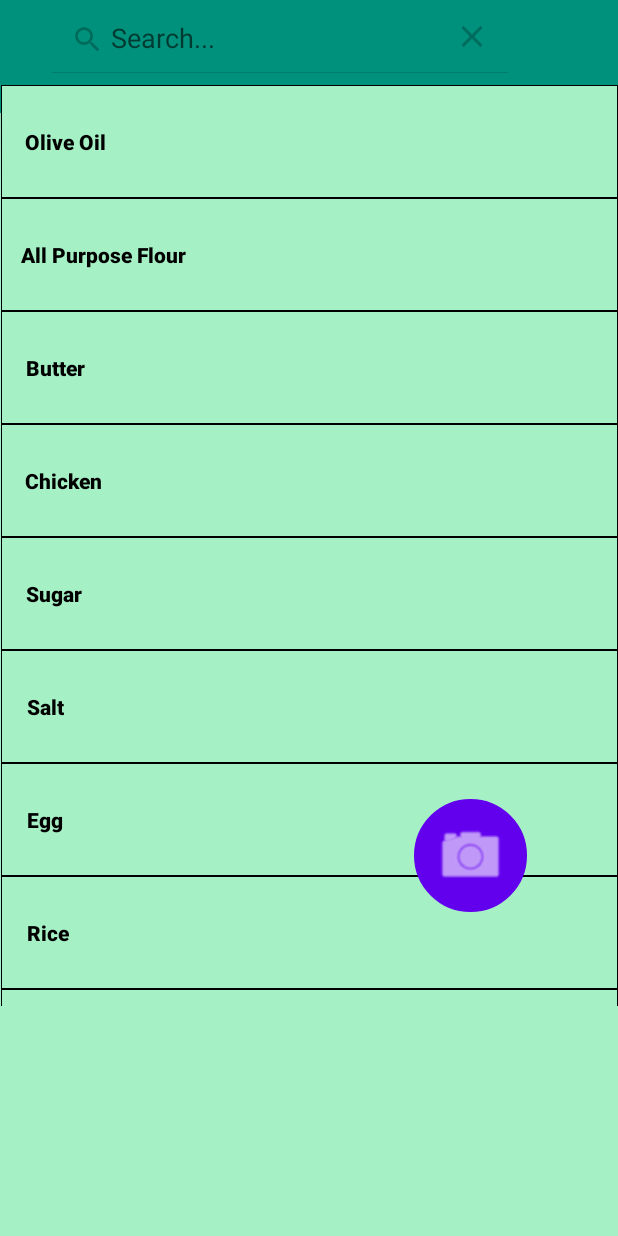
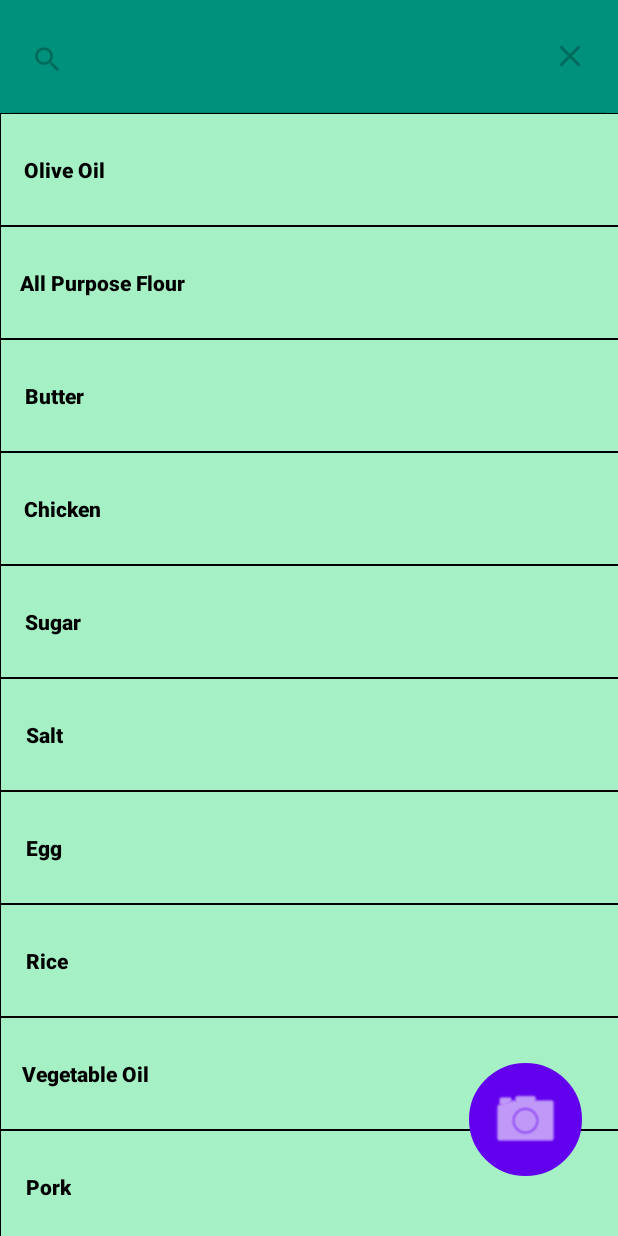
Before and after one commit to clipo124/ingredient-analyzer-app, an Android app: the screen it shows after launch (MainActivity), after a tap on "Search", on a phone screen of 412 x 824 dp. Run offline under Robolectric (Android 15) with nearby library versions, the phone set to English and light mode, and no system bars.

Commit message:
Changed constraints to fit app. Added search_ingredient SearchView directly to activity_main.xml.

```diff
--- a/app/src/main/res/layout/activity_camera.xml
+++ b/app/src/main/res/layout/activity_camera.xml
@@ -7,20 +7,14 @@
    android:layout_height="match_parent"
    tools:context=".MainActivity">
 
-   <androidx.camera.view.PreviewView
-       android:id="@+id/viewFinder"
-       android:layout_width="match_parent"
-       android:layout_height="match_parent" >
-
       <androidx.constraintlayout.widget.ConstraintLayout
           android:layout_width="match_parent"
           android:layout_height="match_parent">
-
          <Button
              android:id="@+id/image_capture_button"
              android:layout_width="75dp"
              android:layout_height="75dp"
-             android:elevation="2dp"
+             android:elevation="100dp"
              android:backgroundTint="@color/white"
              app:layout_constraintBottom_toBottomOf="parent"
              app:layout_constraintEnd_toEndOf="parent"
@@ -30,6 +24,11 @@
              app:layout_constraintVertical_bias="0.913" />
       </androidx.constraintlayout.widget.ConstraintLayout>
 
+   <androidx.camera.view.PreviewView
+       android:id="@+id/viewFinder"
+       android:layout_width="match_parent"
+       android:layout_height="match_parent" >
+
    </androidx.camera.view.PreviewView>
 
 </androidx.constraintlayout.widget.ConstraintLayout>
--- a/app/src/main/res/layout/activity_main.xml
+++ b/app/src/main/res/layout/activity_main.xml
@@ -2,69 +2,53 @@
 <androidx.constraintlayout.widget.ConstraintLayout xmlns:android="http://schemas.android.com/apk/res/android"
     xmlns:app="http://schemas.android.com/apk/res-auto"
     xmlns:tools="http://schemas.android.com/tools"
+    android:fitsSystemWindows="true"
     android:layout_width="match_parent"
     android:layout_height="match_parent"
-    android:background="@color/magic_mint"
+    android:background="@color/white"
     android:visibility="visible"
     tools:context=".MainActivity">
 
-    <include
-        android:id="@+id/toolbar"
-        layout="@layout/toolbar"
-        app:layout_constraintBottom_toBottomOf="parent"
+    <SearchView
+        android:id="@+id/search_ingredient"
+        android:layout_width="0dp"
+        android:layout_height="75dp"
+        android:background="@color/observatory"
+        android:visibility="visible"
+        app:layout_constraintBottom_toTopOf="@+id/ingredient_recycler"
         app:layout_constraintEnd_toEndOf="parent"
+        app:layout_constraintHorizontal_bias="0.0"
         app:layout_constraintStart_toStartOf="parent"
         app:layout_constraintTop_toTopOf="parent" />
 
     <androidx.recyclerview.widget.RecyclerView
         android:id="@+id/ingredient_recycler"
-        android:layout_width="411dp"
-        android:layout_height="614dp"
-        app:layout_constraintBottom_toTopOf="@+id/guideline2"
+        android:layout_width="413dp"
+        android:layout_height="0dp"
+        android:background="@color/white"
+        android:visibility="visible"
+        app:layout_constraintBottom_toBottomOf="parent"
         app:layout_constraintEnd_toEndOf="parent"
-        app:layout_constraintHorizontal_bias="1.0"
+        app:layout_constraintHorizontal_bias="0.0"
         app:layout_constraintStart_toStartOf="parent"
-        app:layout_constraintTop_toTopOf="@+id/guideline"
-        app:layout_constraintVertical_bias="0.0" />
+        app:layout_constraintTop_toBottomOf="@+id/search_ingredient" />
 
     <com.google.android.material.button.MaterialButton
         android:id="@+id/cameraButton"
         android:layout_width="75dp"
         android:layout_height="75dp"
+        android:layout_marginEnd="24dp"
+        android:layout_marginBottom="40dp"
         android:background="@drawable/button_round"
         android:backgroundTint="@color/mosque"
         android:clickable="true"
         android:contentDescription="@string/photo_button_description"
+        android:visibility="visible"
         app:icon="@android:drawable/ic_menu_camera"
         app:iconGravity="textStart"
         app:iconPadding="0dp"
         app:iconSize="50dp"
-        app:layout_constraintBottom_toTopOf="@+id/guideline2"
-        app:layout_constraintEnd_toEndOf="parent"
-        app:layout_constraintHorizontal_bias="0.541"
-        app:layout_constraintStart_toStartOf="@+id/guideline3"
-        app:layout_constraintTop_toTopOf="parent"
-        app:layout_constraintVertical_bias="0.895" />
-
-    <androidx.constraintlayout.widget.Guideline
-        android:id="@+id/guideline"
-        android:layout_width="wrap_content"
-        android:layout_height="wrap_content"
-        android:orientation="horizontal"
-        app:layout_constraintGuide_begin="57dp" />
-
-    <androidx.constraintlayout.widget.Guideline
-        android:id="@+id/guideline2"
-        android:layout_width="wrap_content"
-        android:layout_height="wrap_content"
-        android:orientation="horizontal"
-        app:layout_constraintGuide_begin="671dp" />
-
-    <androidx.constraintlayout.widget.Guideline
-        android:id="@+id/guideline3"
-        android:layout_width="wrap_content"
-        android:layout_height="wrap_content"
-        android:orientation="vertical"
-        app:layout_constraintGuide_begin="205dp" />
+        app:layout_constraintBottom_toBottomOf="parent"
+        app:layout_constraintEnd_toEndOf="parent" />
 
 </androidx.constraintlayout.widget.ConstraintLayout>
--- a/app/src/main/res/layout/search_view.xml
+++ /dev/null
@@ -1,19 +0,0 @@
-<?xml version="1.0" encoding="utf-8"?>
-<androidx.constraintlayout.widget.ConstraintLayout xmlns:android="http://schemas.android.com/apk/res/android"
-    xmlns:app="http://schemas.android.com/apk/res-auto"
-    android:layout_width="match_parent"
-    android:layout_height="match_parent">
-
-    <SearchView
-        android:id="@+id/search_view"
-        android:layout_width="wrap_content"
-        android:layout_height="wrap_content"
-        android:queryHint="Search..."
-        app:layout_constraintBottom_toBottomOf="parent"
-        app:layout_constraintEnd_toEndOf="parent"
-        app:layout_constraintHorizontal_bias="0.144"
-        app:layout_constraintStart_toStartOf="parent"
-        app:layout_constraintTop_toTopOf="parent"
-        app:layout_constraintVertical_bias="0.023" />
-
-</androidx.constraintlayout.widget.ConstraintLayout>
--- a/app/src/main/res/layout/toolbar.xml
+++ /dev/null
@@ -1,31 +0,0 @@
-<?xml version="1.0" encoding="utf-8"?>
-<androidx.constraintlayout.widget.ConstraintLayout xmlns:android="http://schemas.android.com/apk/res/android"
-    xmlns:app="http://schemas.android.com/apk/res-auto"
-    xmlns:tools="http://schemas.android.com/tools"
-    android:layout_width="match_parent"
-    android:layout_height="match_parent">
-
-    <androidx.appcompat.widget.Toolbar
-        android:layout_width="match_parent"
-        android:layout_height="75dp"
-        android:background="@color/observatory"
-        android:elevation="32dp"
-        app:layout_constraintBottom_toBottomOf="parent"
-        app:layout_constraintEnd_toEndOf="parent"
-        app:layout_constraintHorizontal_bias="1.0"
-        app:layout_constraintStart_toStartOf="parent"
-        app:layout_constraintTop_toTopOf="parent"
-        app:layout_constraintVertical_bias="0.0">
-
-        <include
-            android:id="@+id/search_view"
-            layout="@layout/search_view"
-            android:layout_width="match_parent"
-            android:layout_height="match_parent"
-            tools:layout_editor_absoluteX="16dp"
-            tools:layout_editor_absoluteY="13dp" />
-
-
-    </androidx.appcompat.widget.Toolbar>
-
-</androidx.constraintlayout.widget.ConstraintLayout>
```
